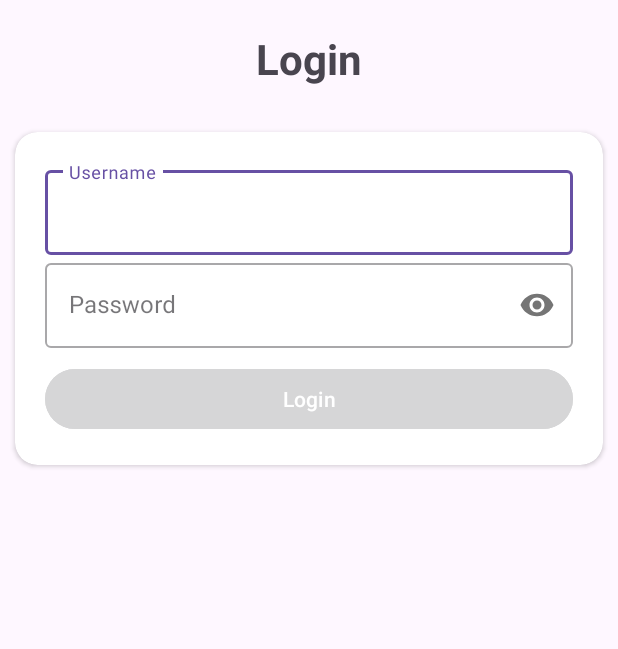
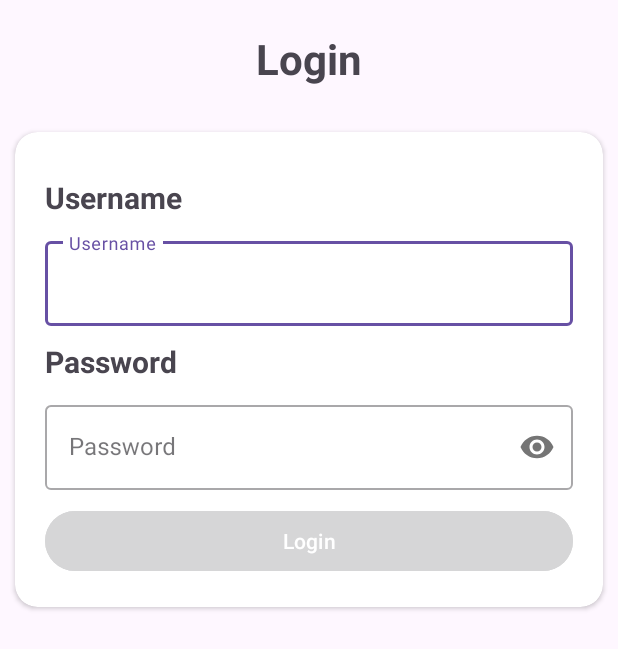
Before and after one commit to Ryuuutaaa/java-with-mysql-api, an Android app: the login screen opened directly, with no data from a screen before it, on a phone screen of 412 x 824 dp. Shown: the top 649 px of the screen. Run offline under Robolectric (Android 15) with nearby library versions, the phone set to English and light mode, and no system bars.

Commit message:
feat : adjust ui

```diff
--- a/app/src/main/res/layout/activity_login.xml
+++ b/app/src/main/res/layout/activity_login.xml
@@ -35,6 +35,15 @@
             android:padding="10dp"
             android:background="@android:color/white"
             >
+            <TextView
+                android:layout_width="wrap_content"
+                android:layout_height="match_parent"
+                android:text="Username"
+                android:textSize="20sp"
+                android:textStyle="bold"
+                android:layout_marginTop="10dp"
+                android:layout_marginBottom="10dp"
+                />
 
             <com.google.android.material.textfield.TextInputLayout
                 android:layout_width="match_parent"
@@ -42,6 +51,7 @@
                 android:hint="Username"
                 style="@style/Widget.MaterialComponents.TextInputLayout.OutlinedBox"
                 >
+
                 <com.google.android.material.textfield.TextInputEditText
                     android:layout_width="match_parent"
                     android:layout_height="wrap_content"
@@ -49,6 +59,16 @@
                     android:inputType="text"
                     />
             </com.google.android.material.textfield.TextInputLayout>
+
+            <TextView
+                android:layout_width="wrap_content"
+                android:layout_height="match_parent"
+                android:text="Password"
+                android:textSize="20sp"
+                android:textStyle="bold"
+                android:layout_marginTop="10dp"
+                android:layout_marginBottom="10dp"
+                />
 
             <com.google.android.material.textfield.TextInputLayout
                 android:layout_width="match_parent"
```
